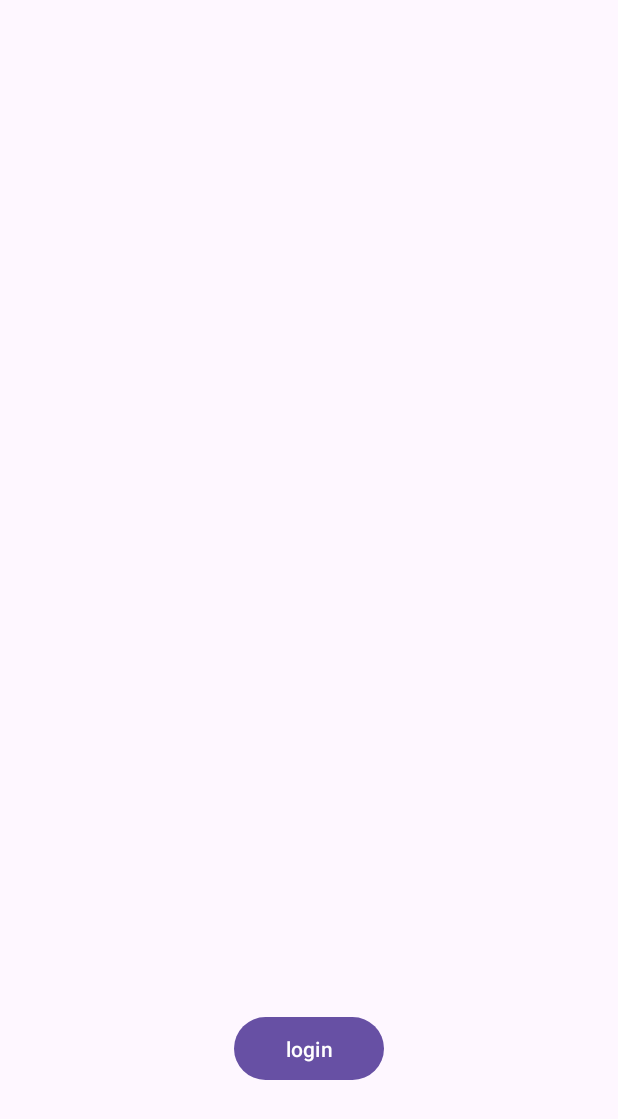
After one commit to fkgnssla/pickit, an Android app: the layout activity_auth.xml on its own in the app's theme, with its tools: preview values and no code run, on a phone screen of 412 x 824 dp. The commit adds this screen. Shown: the top 1119 px of the screen. Run offline under Robolectric (Android 15) with nearby library versions, the phone set to English and light mode, and no system bars.

```diff
--- /dev/null
+++ b/Android/app/src/main/res/layout/activity_auth.xml
@@ -0,0 +1,30 @@
+<?xml version="1.0" encoding="utf-8"?>
+<layout xmlns:android="http://schemas.android.com/apk/res/android"
+    xmlns:app="http://schemas.android.com/apk/res-auto"
+    xmlns:tools="http://schemas.android.com/tools">
+
+    <data>
+        <variable
+            name="authViewModel"
+            type="com.ssafy.pickit.ui.auth.AuthViewModel" />
+    </data>
+    <androidx.constraintlayout.widget.ConstraintLayout
+        android:id="@+id/auth"
+        android:layout_width="match_parent"
+        android:layout_height="match_parent"
+        tools:context=".ui.auth.AuthActivity">
+
+        <Button
+            android:id="@+id/btn_kakao_login"
+            android:layout_width="100dp"
+            android:layout_height="50dp"
+            android:text="login"
+            app:layout_constraintBottom_toBottomOf="parent"
+            app:layout_constraintLeft_toLeftOf="parent"
+            app:layout_constraintRight_toRightOf="parent"
+
+            android:layout_marginBottom="100dp">
+        </Button>
+
+    </androidx.constraintlayout.widget.ConstraintLayout>
+</layout>
```
Also changed, not shown: Android/app/src/main/java/com/ssafy/pickit/MainActivity.kt (deleted, +0 -20 lines), Android/app/src/main/java/com/ssafy/pickit/ui/main/MainActivity.kt (added, +57 -0 lines), Android/app/src/main/res/layout/activity_main.xml (+41 -15 lines), Android/app/src/main/res/menu/main_bottom_menu.xml (added, +23 -0 lines).
